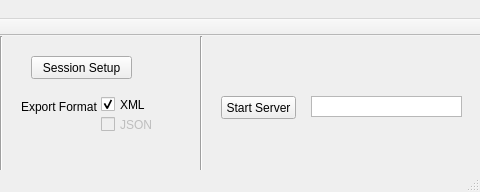
Above: mainwindow.ui from iTrace-Dev/iTrace-Core before the change; both pictures show x 209 to 689 and y 0 to 192 of the 689 by 192 pixel window. Below: the same form after it.
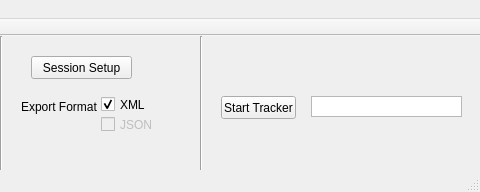
That is the form after the change.

```diff
--- a/mainwindow.ui
+++ b/mainwindow.ui
@@ -24,7 +24,7 @@
      </rect>
     </property>
     <property name="text">
-     <string>Start Server</string>
+     <string>Start Tracker</string>
     </property>
    </widget>
    <widget class="QTextBrowser" name="textBrowser">
```
